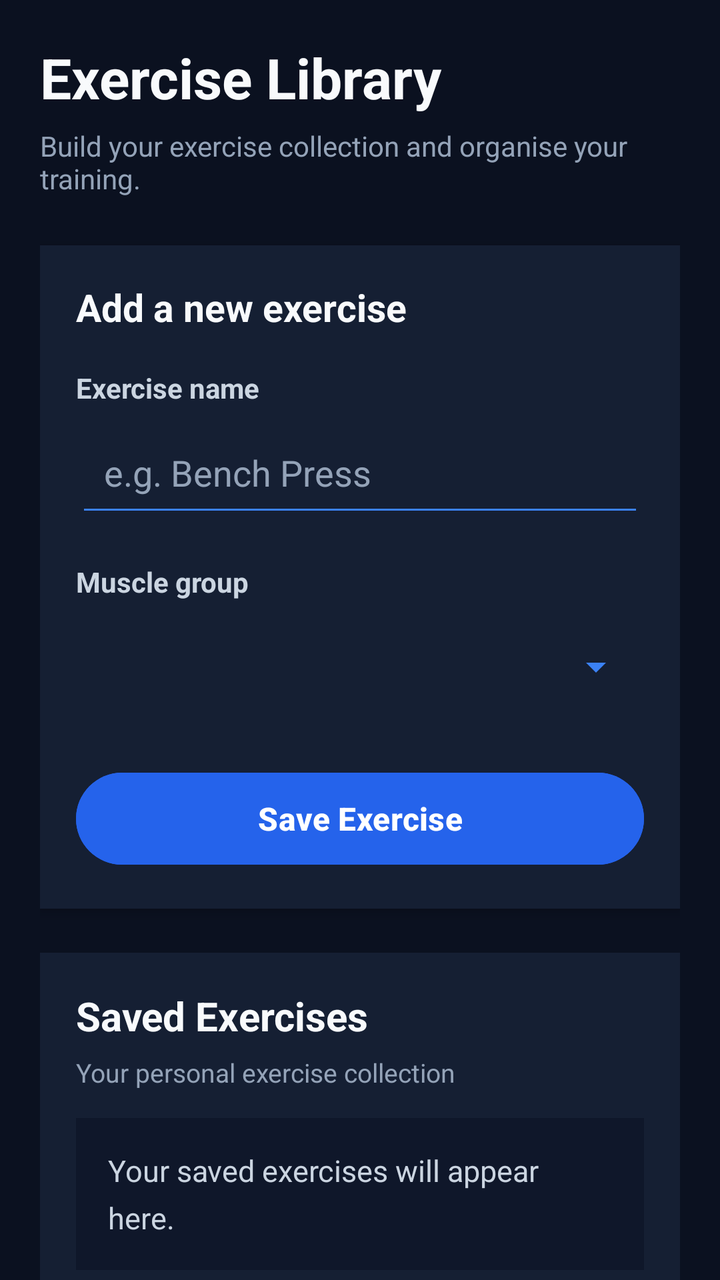
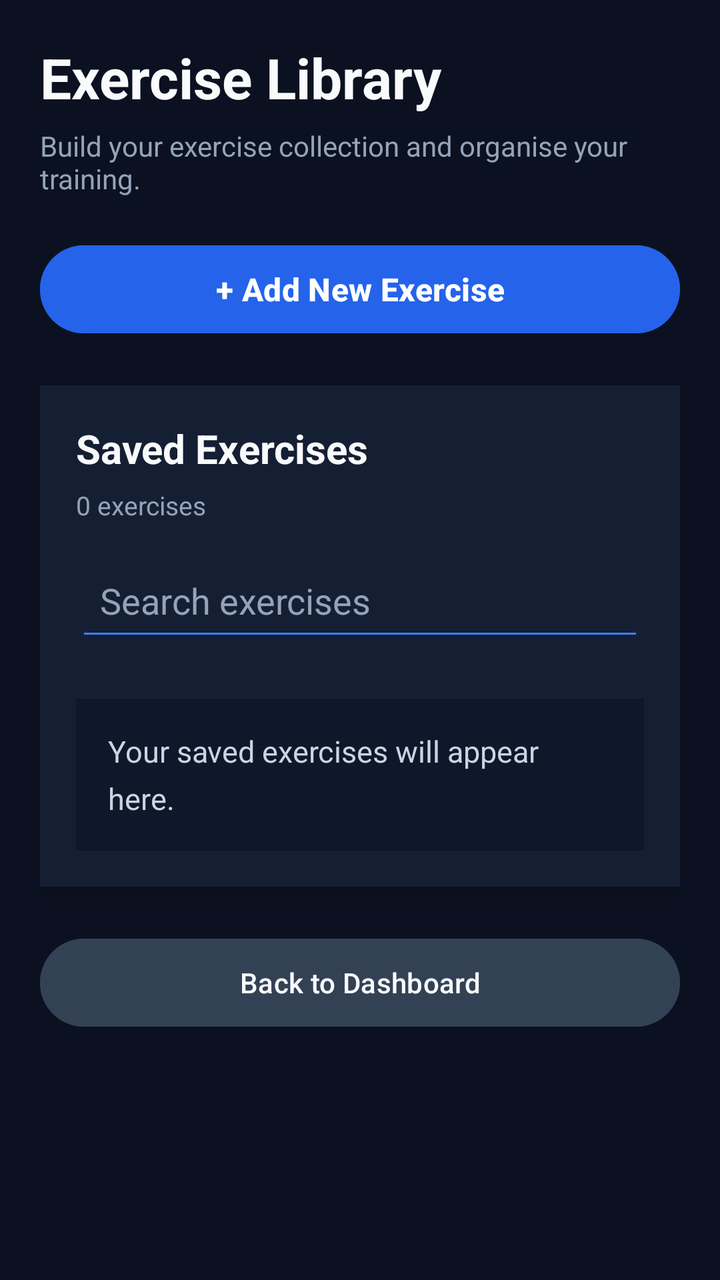

The first picture is an Android layout as it rendered before a commit; the second is the same layout after the commit. The layout source and the unified diff follow.
<!-- AndroidManifest.xml: application theme Theme.GymTrackerPro -->
<!-- res/layout/activity_exercises.xml -->
<?xml version="1.0" encoding="utf-8"?>
<ScrollView xmlns:android="http://schemas.android.com/apk/res/android"
    android:layout_width="match_parent"
    android:layout_height="match_parent"
    android:background="#0B1120"
    android:fillViewport="true"
    android:scrollbars="none">

    <LinearLayout
        android:layout_width="match_parent"
        android:layout_height="wrap_content"
        android:orientation="vertical"
        android:padding="20dp">

        
        <TextView
            android:layout_width="match_parent"
            android:layout_height="wrap_content"
            android:text="Exercise Library"
            android:textColor="#F8FAFC"
            android:textSize="28sp"
            android:textStyle="bold" />

        <TextView
            android:layout_width="match_parent"
            android:layout_height="wrap_content"
            android:layout_marginTop="6dp"
            android:layout_marginBottom="24dp"
            android:text="Build your exercise collection and organise your training."
            android:textColor="#94A3B8"
            android:textSize="14sp" />

        
        <LinearLayout
            android:layout_width="match_parent"
            android:layout_height="wrap_content"
            android:orientation="vertical"
            android:padding="18dp"
            android:background="#151F33"
            android:elevation="3dp">

            <TextView
                android:layout_width="match_parent"
                android:layout_height="wrap_content"
                android:text="Add a new exercise"
                android:textColor="#F8FAFC"
                android:textSize="19sp"
                android:textStyle="bold"
                android:layout_marginBottom="18dp" />

            <TextView
                android:layout_width="match_parent"
                android:layout_height="wrap_content"
                android:text="Exercise name"
                android:textColor="#CBD5E1"
                android:textStyle="bold"
                android:textSize="14sp"
                android:layout_marginBottom="6dp" />

            <EditText
                android:id="@+id/editExerciseName"
                android:layout_width="match_parent"
                android:layout_height="54dp"
                android:hint="e.g. Bench Press"
                android:inputType="textCapWords"
                android:singleLine="true"
                android:padding="14dp"
                android:backgroundTint="#3B82F6"
                android:textColor="#F8FAFC"
                android:textColorHint="#94A3B8" />

            <TextView
                android:layout_width="match_parent"
                android:layout_height="wrap_content"
                android:text="Muscle group"
                android:textColor="#CBD5E1"
                android:textStyle="bold"
                android:textSize="14sp"
                android:layout_marginTop="18dp"
                android:layout_marginBottom="6dp" />

            <Spinner
                android:id="@+id/spinnerMuscleGroup"
                android:layout_width="match_parent"
                android:layout_height="54dp"
                android:backgroundTint="#3B82F6"
                android:paddingStart="10dp"
                android:paddingEnd="10dp" />

            <Button
                android:id="@+id/buttonSaveExercise"
                android:layout_width="match_parent"
                android:layout_height="54dp"
                android:layout_marginTop="22dp"
                android:text="Save Exercise"
                android:textAllCaps="false"
                android:textColor="#FFFFFF"
                android:textSize="16sp"
                android:textStyle="bold"
                android:backgroundTint="#2563EB" />

        </LinearLayout>

        
        <LinearLayout
            android:layout_width="match_parent"
            android:layout_height="wrap_content"
            android:layout_marginTop="22dp"
            android:orientation="vertical"
            android:padding="18dp"
            android:background="#151F33"
            android:elevation="3dp">

            <TextView
                android:layout_width="match_parent"
                android:layout_height="wrap_content"
                android:text="Saved Exercises"
                android:textColor="#F8FAFC"
                android:textSize="20sp"
                android:textStyle="bold"
                android:layout_marginBottom="6dp" />

            <TextView
                android:layout_width="match_parent"
                android:layout_height="wrap_content"
                android:text="Your personal exercise collection"
                android:textColor="#94A3B8"
                android:textSize="13sp"
                android:layout_marginBottom="14dp" />

            <TextView
                android:id="@+id/textExerciseList"
                android:layout_width="match_parent"
                android:layout_height="wrap_content"
                android:minHeight="70dp"
                android:background="#0F172A"
                android:padding="16dp"
                android:text="Your saved exercises will appear here."
                android:textColor="#CBD5E1"
                android:textSize="15sp"
                android:lineSpacingExtra="6dp" />

        </LinearLayout>

        
        <Button
            android:id="@+id/buttonBackHome"
            android:layout_width="match_parent"
            android:layout_height="52dp"
            android:layout_marginTop="22dp"
            android:layout_marginBottom="12dp"
            android:text="Back to Dashboard"
            android:textAllCaps="false"
            android:textColor="#F8FAFC"
            android:backgroundTint="#334155" />

    </LinearLayout>

</ScrollView>
<!-- resources referenced by this layout -->
<resources>
  <style name="Theme.GymTrackerPro" parent="Base.Theme.GymTrackerPro" />
  <style name="Base.Theme.GymTrackerPro" parent="Theme.Material3.Dark.NoActionBar">
          <item name="colorPrimary">@color/gt_blue</item>
          <item name="colorSurface">@color/gt_surface</item>
          <item name="android:windowBackground">@color/gt_background</item>
  
          
          <item name="android:statusBarColor">@color/gt_background</item>
          <item name="android:navigationBarColor">@color/gt_background</item>
          <item name="android:windowLightStatusBar">false</item>
      </style>
  <color name="gt_blue">#60A5FA</color>
  <color name="gt_surface">#151F33</color>
  <color name="gt_background">#0B1120</color>
</resources>

<!-- the commit's change to res/layout/activity_exercises.xml (unified diff, before → after) -->
@@ -25,19 +25,34 @@
             android:layout_width="match_parent"
             android:layout_height="wrap_content"
             android:layout_marginTop="6dp"
-            android:layout_marginBottom="24dp"
+            android:layout_marginBottom="20dp"
             android:text="Build your exercise collection and organise your training."
             android:textColor="#94A3B8"
             android:textSize="14sp" />
 
         
+        <Button
+            android:id="@+id/buttonToggleAdd"
+            android:layout_width="match_parent"
+            android:layout_height="52dp"
+            android:text="+ Add New Exercise"
+            android:textAllCaps="false"
+            android:textColor="#FFFFFF"
+            android:textSize="16sp"
+            android:textStyle="bold"
+            android:backgroundTint="#2563EB" />
+
+        
         <LinearLayout
-            android:layout_width="match_parent"
-            android:layout_height="wrap_content"
+            android:id="@+id/cardAddExercise"
+            android:layout_width="match_parent"
+            android:layout_height="wrap_content"
+            android:layout_marginTop="16dp"
             android:orientation="vertical"
             android:padding="18dp"
             android:background="#151F33"
-            android:elevation="3dp">
+            android:elevation="3dp"
+            android:visibility="gone">
 
             <TextView
                 android:layout_width="match_parent"
@@ -121,15 +136,48 @@
                 android:layout_marginBottom="6dp" />
 
             <TextView
-                android:layout_width="match_parent"
-                android:layout_height="wrap_content"
-                android:text="Your personal exercise collection"
+                android:id="@+id/textExerciseCount"
+                android:layout_width="match_parent"
+                android:layout_height="wrap_content"
+                android:text="0 exercises"
                 android:textColor="#94A3B8"
                 android:textSize="13sp"
                 android:layout_marginBottom="14dp" />
 
-            <TextView
-                android:id="@+id/textExerciseList"
+            
+            <EditText
+                android:id="@+id/editSearchExercise"
+                android:layout_width="match_parent"
+                android:layout_height="50dp"
+                android:hint="Search exercises"
+                android:inputType="text"
+                android:singleLine="true"
+                android:padding="12dp"
+                android:backgroundTint="#3B82F6"
+                android:textColor="#F8FAFC"
+                android:textColorHint="#94A3B8" />
+
+            
+            <HorizontalScrollView
+                android:layout_width="match_parent"
+                android:layout_height="wrap_content"
+                android:layout_marginTop="12dp"
+                android:layout_marginBottom="12dp"
+                android:scrollbars="none">
+
+                <com.google.android.material.chip.ChipGroup
+                    android:id="@+id/chipGroupMuscle"
+                    android:layout_width="wrap_content"
+                    android:layout_height="wrap_content"
+                    app:singleLine="true"
+                    app:singleSelection="true"
+                    xmlns:app="http://schemas.android.com/apk/res-auto" />
+
+            </HorizontalScrollView>
+
+            
+            <TextView
+                android:id="@+id/textExerciseEmpty"
                 android:layout_width="match_parent"
                 android:layout_height="wrap_content"
                 android:minHeight="70dp"
@@ -140,6 +188,20 @@
                 android:textSize="15sp"
                 android:lineSpacingExtra="6dp" />
 
+            
+            <LinearLayout
+                android:id="@+id/containerExercises"
+                android:layout_width="match_parent"
+                android:layout_height="wrap_content"
+                android:orientation="vertical" />
+
+            
+            <TextView
+                android:id="@+id/textExerciseList"
+                android:layout_width="match_parent"
+                android:layout_height="wrap_content"
+                android:visibility="gone" />
+
         </LinearLayout>
 
         
